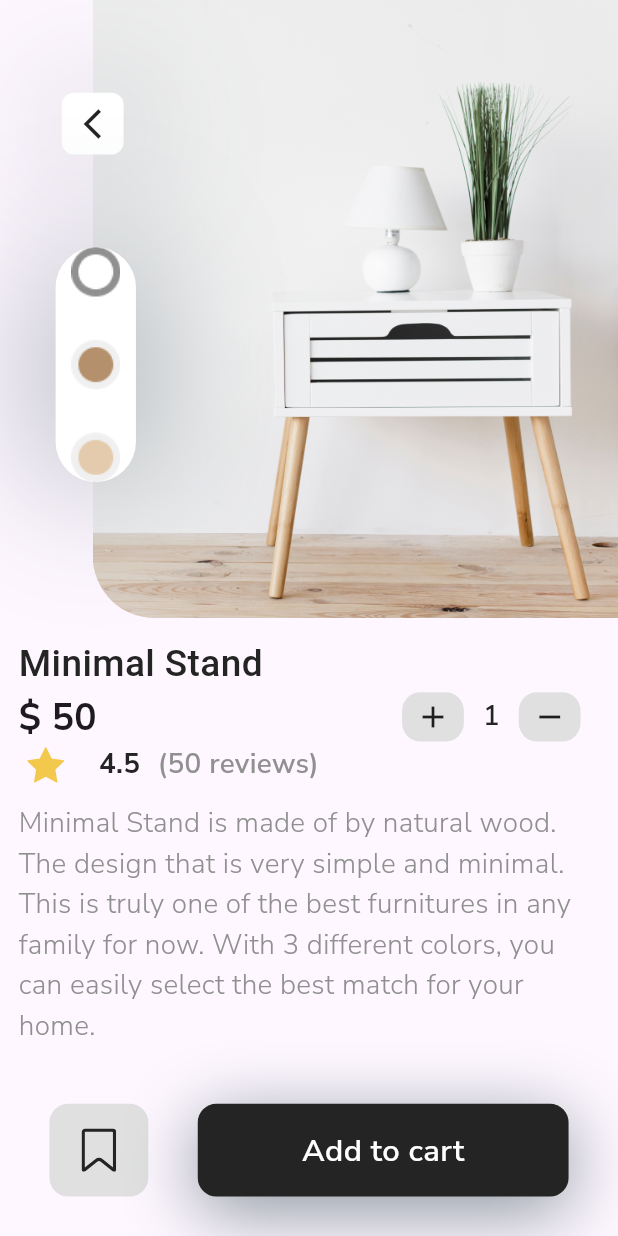
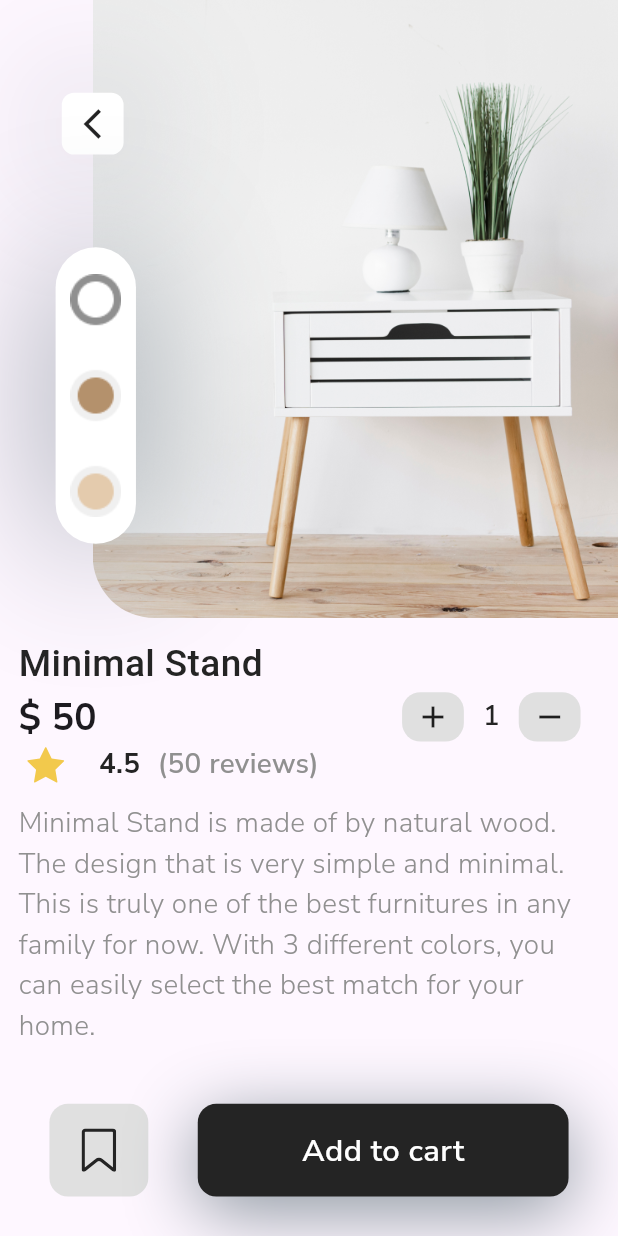
Before and after one commit to shabeer7559/furnigo, a Flutter app: the ProductDetails screen opened directly, on a phone screen of 412 x 824 dp. Run offline on Flutter 3.47's test engine with Material 3 defaults, Android fonts, the phone set to English and light mode, and no system bars; our stand-ins replace awesome_bottom_bar, flutter_svg, google_fonts, pinput; missing offline and left inert: country_state_city_picker, flutter_flip_card, givestarreviews; Roboto replaces fonts that are missing (Gelasio).

Commit message:
product details

```diff
--- a/lib/features/cart/product_details.dart
+++ b/lib/features/cart/product_details.dart
@@ -107,6 +107,8 @@ class _ProductDetailsState extends State<ProductDetails> {
               Positioned(
                 right: w*0.8,
                 top: w*0.15,
+                child: InkWell(
+                  onTap: () => Navigator.pop(context),
                   child: Container(
                     height: h*0.05,
                       width: w*0.1,
@@ -124,11 +126,12 @@ class _ProductDetailsState extends State<ProductDetails> {
                     child: Center(child: Icon(Icons.arrow_back_ios_sharp)),
                   ),
                 ),
+              ),
               Positioned(
                 right: w*0.78,
                 top: w*0.4,
                 child: Container(
-                  height: h*0.19,
+                  height: h*0.24,
                   width: w*0.13,
                   decoration: BoxDecoration(
                       boxShadow: [
```
Lines whose indentation alone changed are shown as unchanged.
